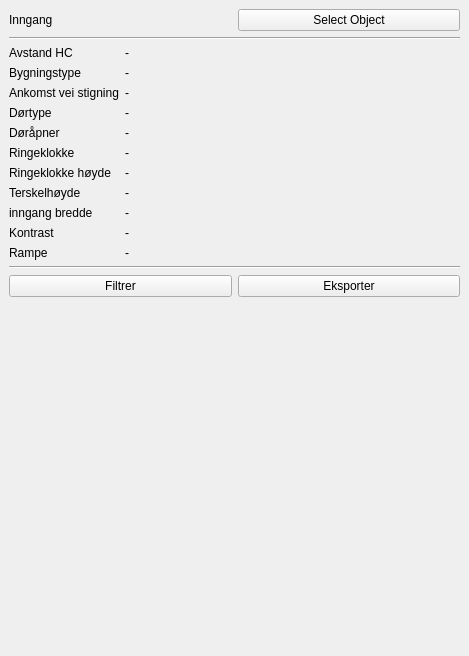
Before: the Qt Designer form ui/infoWidget.ui in KaspArno/MasterGUI, drawn with Qt 5.
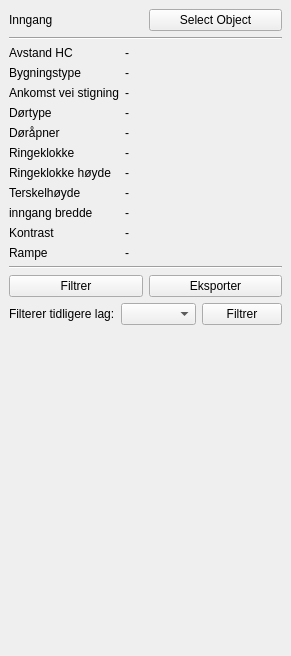
After: the same form once the commit is applied.

Commit message:
Lagt inn  ulighet for åhoppe tilbake til tidligere søkvalg som er gjort
hopper tilbake til et søk som er lagret og setter alle comboboksene til slik det var. Manger å sette inn for lineEdit og fylke/by

What changed in the file:
```diff
--- a/ui/infoWidget.ui
+++ b/ui/infoWidget.ui
@@ -6,7 +6,7 @@
    <rect>
     <x>0</x>
     <y>0</y>
-    <width>469</width>
+    <width>291</width>
     <height>656</height>
    </rect>
   </property>
@@ -225,6 +225,33 @@
         </item>
        </layout>
       </item>
+      <item>
+       <layout class="QHBoxLayout" name="horizontalLayout_3">
+        <item>
+         <widget class="QLabel" name="label">
+          <property name="text">
+           <string>Filterer tidligere lag:</string>
+          </property>
+         </widget>
+        </item>
+        <item>
+         <widget class="QComboBox" name="comboBox_search_history">
+          <item>
+           <property name="text">
+            <string/>
+           </property>
+          </item>
+         </widget>
+        </item>
+        <item>
+         <widget class="QPushButton" name="pushButton_filtre_tidligere">
+          <property name="text">
+           <string>Filtrer</string>
+          </property>
+         </widget>
+        </item>
+       </layout>
+      </item>
       <item>
        <spacer name="verticalSpacer">
         <property name="orientation">
```
The commit also changes 12 other files.
